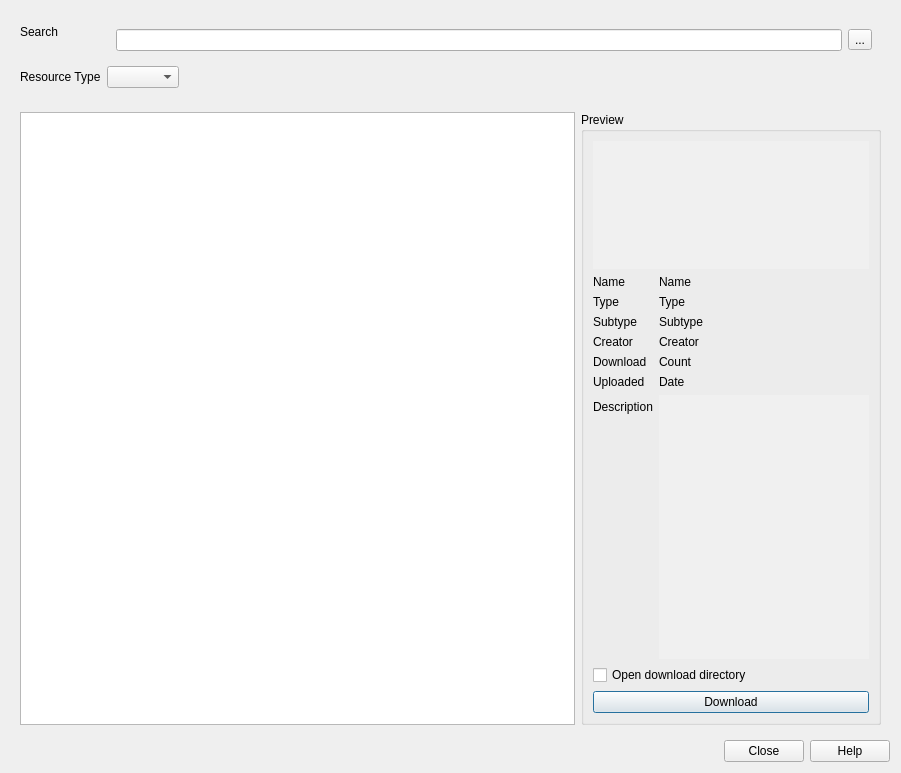
qgis/QGIS-Hub-Plugin, file qgis_hub_plugin/gui/resource_browser.ui: the form before one commit.
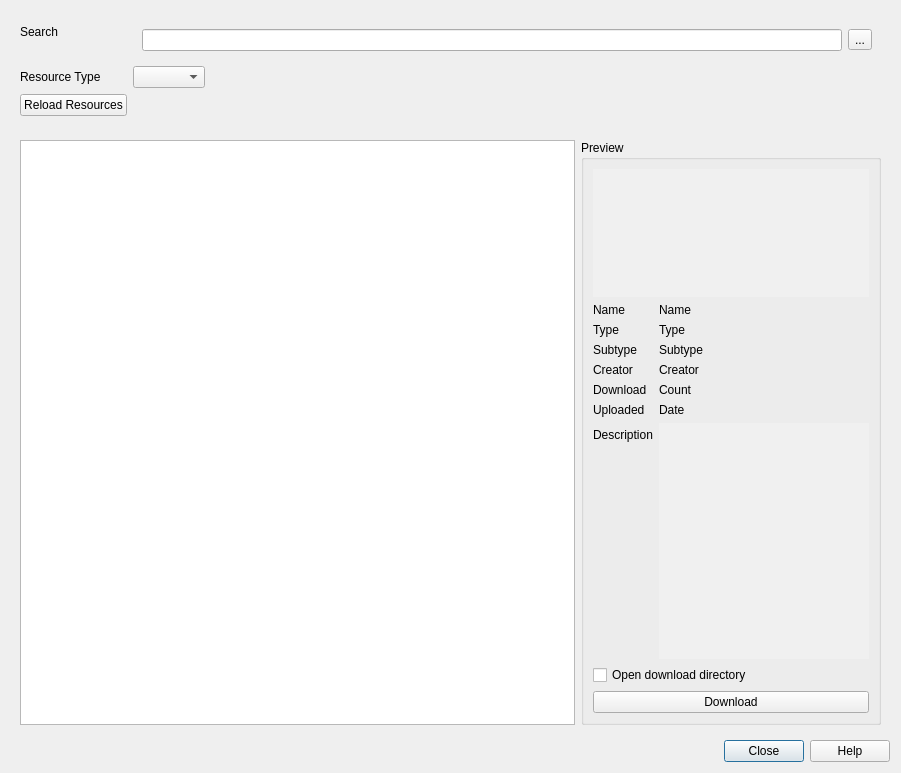
The form after the commit.

Commit message: Store API response as file / added reload button

```diff
--- a/qgis_hub_plugin/gui/resource_browser.ui
+++ b/qgis_hub_plugin/gui/resource_browser.ui
@@ -14,6 +14,16 @@
    <string>QGIS Hub Explorer</string>
   </property>
   <layout class="QGridLayout" name="gridLayout">
+   <item row="3" column="0">
+    <widget class="QDialogButtonBox" name="buttonBox">
+     <property name="orientation">
+      <enum>Qt::Horizontal</enum>
+     </property>
+     <property name="standardButtons">
+      <set>QDialogButtonBox::Close|QDialogButtonBox::Help</set>
+     </property>
+    </widget>
+   </item>
    <item row="0" column="0">
     <widget class="QWidget" name="widget_3" native="true">
      <property name="sizePolicy">
@@ -66,10 +76,23 @@
         </property>
        </widget>
       </item>
+      <item row="2" column="0">
+       <widget class="QPushButton" name="reloadPushButton">
+        <property name="sizePolicy">
+         <sizepolicy hsizetype="Fixed" vsizetype="Fixed">
+          <horstretch>0</horstretch>
+          <verstretch>0</verstretch>
+         </sizepolicy>
+        </property>
+        <property name="text">
+         <string>Reload Resources</string>
+        </property>
+       </widget>
+      </item>
      </layout>
     </widget>
    </item>
-   <item row="1" column="0">
+   <item row="2" column="0">
     <widget class="QWidget" name="widget_4" native="true">
      <layout class="QHBoxLayout" name="horizontalLayout_2">
       <item>
@@ -312,16 +335,6 @@
      </layout>
     </widget>
    </item>
-   <item row="2" column="0">
-    <widget class="QDialogButtonBox" name="buttonBox">
-     <property name="orientation">
-      <enum>Qt::Horizontal</enum>
-     </property>
-     <property name="standardButtons">
-      <set>QDialogButtonBox::Close|QDialogButtonBox::Help</set>
-     </property>
-    </widget>
-   </item>
   </layout>
  </widget>
  <resources/>
```
The commit also changes 2 other files.
